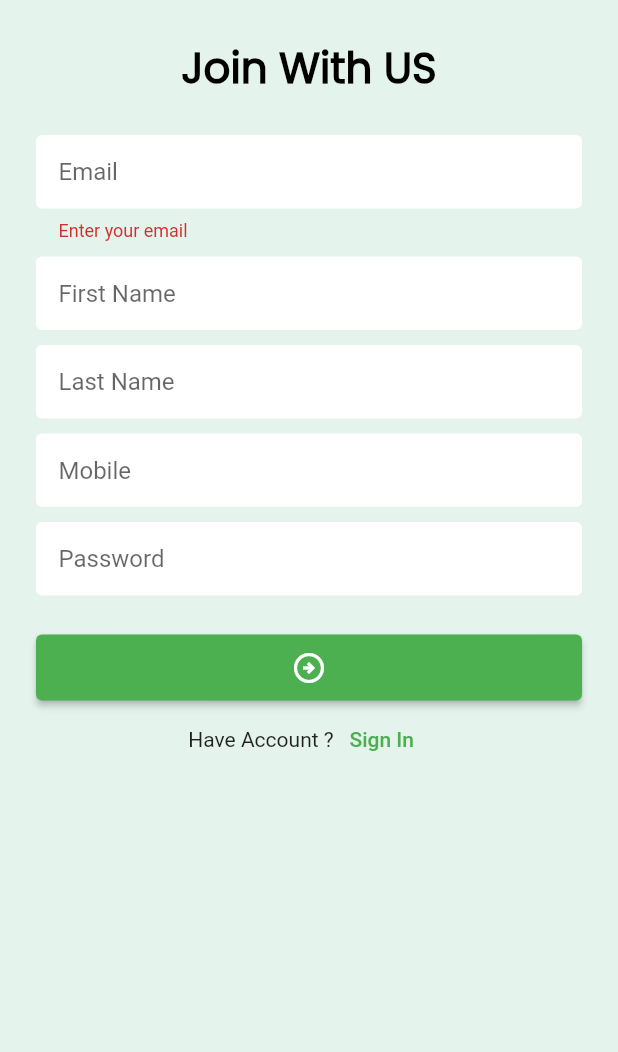
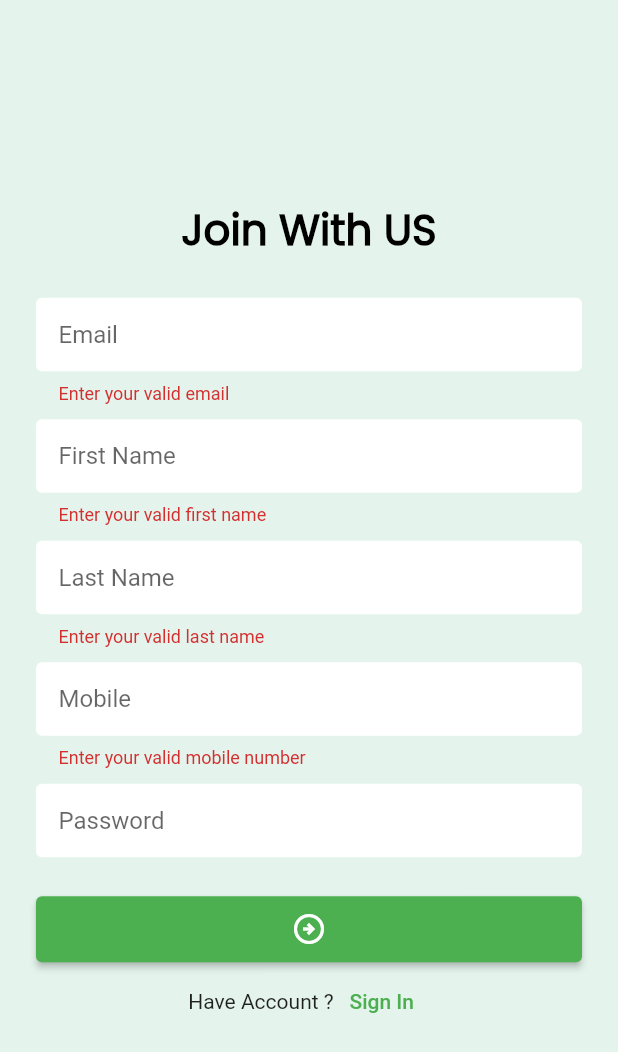
Before and after one commit to Ibrahim-K98han/Flutter_Taskmanager_Application, a Flutter app: the SignUpScreen screen opened directly, after a tap on the "arrow circle right" icon, on a phone screen of 412 x 824 dp. Shown: the top 1052 px of the screen. Run offline on Flutter 3.47's test engine with Material 2 defaults, Android fonts, the phone set to English and light mode, and no system bars; our stand-ins replace lottie, pin_code_fields.

Commit message:
signup screen api integration done

```diff
--- a/lib/data/network_utils.dart
+++ b/lib/data/network_utils.dart
@@ -1,5 +1,4 @@
 import 'dart:convert';
-import 'package:http/browser_client.dart' as http;
 import 'package:http/http.dart';
 
 class NetworkUtils {
@@ -11,7 +10,7 @@ class NetworkUtils {
       } else if (response.statusCode == 401) {
         print('Unauthorized');
       } else {
-        print('Something went worong');
+        print('Something went wrong ');
       }
     } catch (e) {
       print(e);
@@ -30,7 +29,7 @@ class NetworkUtils {
       } else if (response.statusCode == 401) {
         print('Unauthorized');
       } else {
-        print('Something went worong');
+        print('Something went worong ${response.statusCode}');
       }
     } catch (e) {
       print(e);
--- a/lib/ui/screens/sign_up_screen.dart
+++ b/lib/ui/screens/sign_up_screen.dart
@@ -1,5 +1,7 @@
 import 'package:flutter/material.dart';
+import 'package:taskmanager/data/network_utils.dart';
 import 'package:taskmanager/ui/screens/login_screen.dart';
+import 'package:taskmanager/ui/widgets/snackba_message.dart';
 import '../../style/text_style.dart';
 import '../widgets/app_elevated_button.dart';
 import '../widgets/app_text_button.dart';
@@ -29,8 +31,8 @@ class _SignUpScreenState extends State<SignUpScreen> {
           child: Form(
             key: _formKey,
             child: Column(
-              // mainAxisAlignment: MainAxisAlignment.center,
-              // crossAxisAlignment: CrossAxisAlignment.start,
+              mainAxisAlignment: MainAxisAlignment.center,
+              //crossAxisAlignment: CrossAxisAlignment.start,
               children: [
                 Text(
                   'Join With US',
@@ -43,7 +45,7 @@ class _SignUpScreenState extends State<SignUpScreen> {
                   controller: emailETController,
                   validator: (value) {
                     if (value!.isEmpty) {
-                      return 'Enter your email';
+                      return 'Enter your valid email';
                     }
                     return null;
                   },
@@ -53,45 +55,88 @@ class _SignUpScreenState extends State<SignUpScreen> {
                   padding: const EdgeInsets.only(top: 10),
                   child: AppTextField(
                     hintText: 'First Name',
-                    controller: TextEditingController(),
+                    controller: firstNameETController,
+                    validator: (value) {
+                      if (value!.isEmpty) {
+                        return 'Enter your valid first name';
+                      }
+                      return null;
+                    },
                   ),
                 ),
                 Padding(
                   padding: const EdgeInsets.only(top: 10),
                   child: AppTextField(
                     hintText: 'Last Name',
-                    controller: TextEditingController(),
+                    controller: lastNameETController,
+                    validator: (value) {
+                      if (value!.isEmpty) {
+                        return 'Enter your valid last name';
+                      }
+                      return null;
+                    },
                   ),
                 ),
                 Padding(
                   padding: const EdgeInsets.only(top: 10),
                   child: AppTextField(
                     hintText: 'Mobile',
-                    controller: TextEditingController(),
+                    controller: mobileETController,
+                    validator: (value) {
+                      if (value!.isEmpty) {
+                        return 'Enter your valid mobile number';
+                      }
+                      return null;
+                    },
                   ),
                 ),
                 Padding(
                   padding: const EdgeInsets.only(top: 10),
                   child: AppTextField(
+                    obsecureText: true,
                     hintText: 'Password',
-                    controller: TextEditingController(),
-                    // obsecure: true,
+                    controller: passwordETController,
+                    validator: (value) {
+                      if (value!.isEmpty && value.length > 6) {
+                        return 'Enter your valid password';
+                      }
+                      return null;
+                    },
                   ),
                 ),
                 const SizedBox(
                   height: 24,
                 ),
                 AppElevatedButton(
-                  onTap: () {
-                    if(_formKey.currentState!.validate()){
-
+                  onTap: () async {
+                    if (_formKey.currentState!.validate()) {
+                      final result = await NetworkUtils().postMethod(
+                          'https://task.teamrabbil.com/api/v1/registration',
+                          body: {
+                            'email': emailETController.text.trim(),
+                            'mobile': mobileETController.text.trim(),
+                            'password': passwordETController.text,
+                            'firstName': firstNameETController.text.trim(),
+                            'lastName': lastNameETController.text.trim()
+                          });
+                      if (result != null && result['status'] == 'success') {
+                        emailETController.clear();
+                        mobileETController.clear();
+                        passwordETController.clear();
+                        firstNameETController.clear();
+                        lastNameETController.clear();
+                        showSnackBarMessage(context, 'Registration Success');
+                      } else {
+                        showSnackBarMessage(
+                            context, 'Registration Failed! try again', true);
+                      }
+                      print(result);
                     }
                   },
                   child: const Icon(Icons.arrow_circle_right_outlined),
                 ),
                 AppTextButton(
                   onTap: () {
-
                     Navigator.push(
                       context,
                       MaterialPageRoute(
--- /dev/null
+++ b/lib/ui/widgets/snackba_message.dart
@@ -0,0 +1,11 @@
+import 'package:flutter/material.dart';
+
+void showSnackBarMessage(BuildContext context, String title,
+    [bool error = false]) {
+  ScaffoldMessenger.of(context).showSnackBar(
+    SnackBar(
+      content: Text(title),
+      backgroundColor: error ? Colors.red : null,
+    ),
+  );
+}
```
